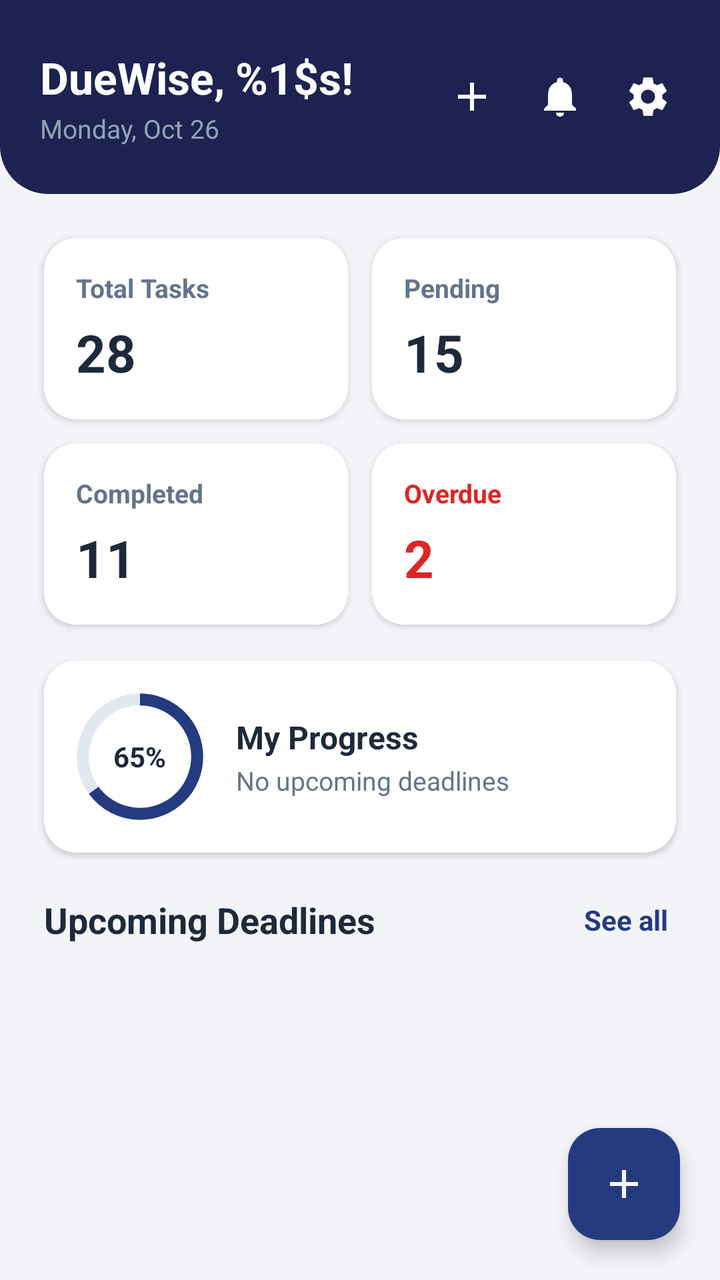
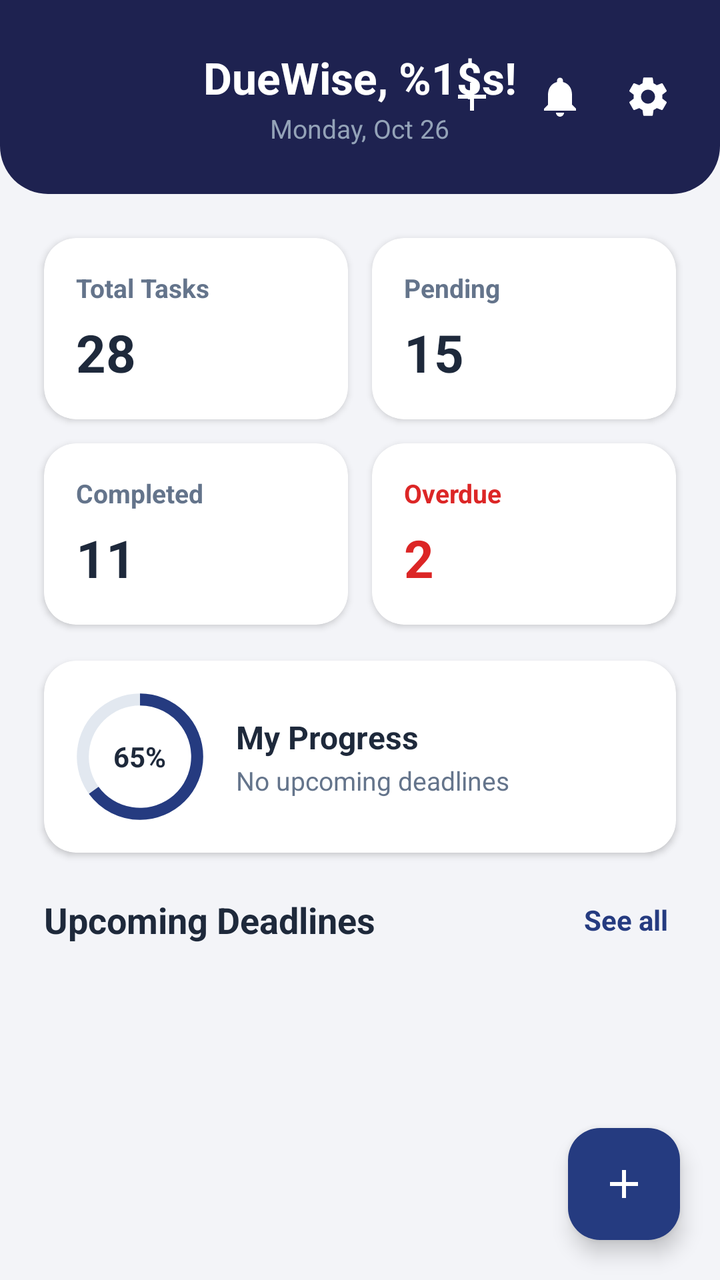

Two renders of the same Android screen: before a commit and after it. Below are the layout's source before the change and the commit's diff.
<!-- AndroidManifest.xml: application theme Theme.Assignment_Task_Management_app -->
<!-- res/layout/fragment_dashboard.xml -->
<?xml version="1.0" encoding="utf-8"?>
<androidx.coordinatorlayout.widget.CoordinatorLayout xmlns:android="http://schemas.android.com/apk/res/android"
    xmlns:app="http://schemas.android.com/apk/res-auto"
    xmlns:tools="http://schemas.android.com/tools"
    android:layout_width="match_parent"
    android:layout_height="match_parent"
    android:background="@color/background">

    <androidx.core.widget.NestedScrollView
        android:layout_width="match_parent"
        android:layout_height="match_parent"
        android:clipToPadding="false"
        android:paddingBottom="80dp">

        <LinearLayout
            android:layout_width="match_parent"
            android:layout_height="wrap_content"
            android:orientation="vertical">

            
            <LinearLayout
                android:layout_width="match_parent"
                android:layout_height="wrap_content"
                android:background="@drawable/bg_navy_header"
                android:orientation="vertical"
                android:paddingStart="20dp"
                android:paddingTop="24dp"
                android:paddingEnd="20dp"
                android:paddingBottom="24dp">

                <RelativeLayout
                    android:layout_width="match_parent"
                    android:layout_height="wrap_content">

                    <LinearLayout
                        android:layout_width="wrap_content"
                        android:layout_height="wrap_content"
                        android:layout_alignParentStart="true"
                        android:layout_centerVertical="true"
                        android:orientation="vertical">

                        <TextView
                            android:id="@+id/tv_greeting"
                            android:layout_width="wrap_content"
                            android:layout_height="wrap_content"
                            android:text="@string/good_morning"
                            android:textColor="@color/white"
                            android:textSize="22sp"
                            android:textStyle="bold" />

                        <TextView
                            android:id="@+id/tv_date"
                            android:layout_width="wrap_content"
                            android:layout_height="wrap_content"
                            android:layout_marginTop="2dp"
                            android:text="Monday, Oct 26"
                            android:textColor="#94A3B8"
                            android:textSize="13sp" />
                    </LinearLayout>

                    <LinearLayout
                        android:layout_width="wrap_content"
                        android:layout_height="wrap_content"
                        android:layout_alignParentEnd="true"
                        android:layout_centerVertical="true"
                        android:gravity="center_vertical"
                        android:orientation="horizontal">

                        <ImageView
                            android:id="@+id/btn_header_add"
                            android:layout_width="32dp"
                            android:layout_height="32dp"
                            android:layout_marginEnd="12dp"
                            android:background="?attr/selectableItemBackgroundBorderless"
                            android:contentDescription="Add Task"
                            android:padding="4dp"
                            android:src="@drawable/ic_add"
                            app:tint="@color/white" />

                        <ImageView
                            android:id="@+id/btn_header_notifications"
                            android:layout_width="32dp"
                            android:layout_height="32dp"
                            android:layout_marginEnd="12dp"
                            android:background="?attr/selectableItemBackgroundBorderless"
                            android:contentDescription="Notifications"
                            android:padding="4dp"
                            android:src="@drawable/ic_bell"
                            app:tint="@color/white" />

                        <ImageView
                            android:id="@+id/btn_header_settings"
                            android:layout_width="32dp"
                            android:layout_height="32dp"
                            android:background="?attr/selectableItemBackgroundBorderless"
                            android:contentDescription="Settings"
                            android:padding="4dp"
                            android:src="@drawable/ic_settings"
                            app:tint="@color/white" />
                    </LinearLayout>
                </RelativeLayout>
            </LinearLayout>

            
            <GridLayout
                android:layout_width="match_parent"
                android:layout_height="wrap_content"
                android:layout_marginStart="16dp"
                android:layout_marginTop="16dp"
                android:layout_marginEnd="16dp"
                android:columnCount="2"
                android:rowCount="2">

                
                <androidx.cardview.widget.CardView
                    android:layout_width="0dp"
                    android:layout_height="wrap_content"
                    android:layout_rowWeight="1"
                    android:layout_columnWeight="1"
                    android:layout_margin="6dp"
                    app:cardBackgroundColor="@color/card_bg"
                    app:cardCornerRadius="16dp"
                    app:cardElevation="2dp">

                    <LinearLayout
                        android:layout_width="match_parent"
                        android:layout_height="wrap_content"
                        android:orientation="vertical"
                        android:padding="16dp">

                        <TextView
                            android:layout_width="wrap_content"
                            android:layout_height="wrap_content"
                            android:text="@string/total_tasks"
                            android:textColor="@color/text_secondary"
                            android:textSize="13sp"
                            android:textStyle="bold" />

                        <TextView
                            android:id="@+id/tv_dash_total"
                            android:layout_width="wrap_content"
                            android:layout_height="wrap_content"
                            android:layout_marginTop="6dp"
                            android:text="28"
                            android:textColor="@color/text_primary"
                            android:textSize="26sp"
                            android:textStyle="bold" />
                    </LinearLayout>
                </androidx.cardview.widget.CardView>

                
                <androidx.cardview.widget.CardView
                    android:layout_width="0dp"
                    android:layout_height="wrap_content"
                    android:layout_rowWeight="1"
                    android:layout_columnWeight="1"
                    android:layout_margin="6dp"
                    app:cardBackgroundColor="@color/card_bg"
                    app:cardCornerRadius="16dp"
                    app:cardElevation="2dp">

                    <LinearLayout
                        android:layout_width="match_parent"
                        android:layout_height="wrap_content"
                        android:orientation="vertical"
                        android:padding="16dp">

                        <TextView
                            android:layout_width="wrap_content"
                            android:layout_height="wrap_content"
                            android:text="@string/pending"
                            android:textColor="@color/text_secondary"
                            android:textSize="13sp"
                            android:textStyle="bold" />

                        <TextView
                            android:id="@+id/tv_dash_pending"
                            android:layout_width="wrap_content"
                            android:layout_height="wrap_content"
                            android:layout_marginTop="6dp"
                            android:text="15"
                            android:textColor="@color/text_primary"
                            android:textSize="26sp"
                            android:textStyle="bold" />
                    </LinearLayout>
                </androidx.cardview.widget.CardView>

                
                <androidx.cardview.widget.CardView
                    android:layout_width="0dp"
                    android:layout_height="wrap_content"
                    android:layout_rowWeight="1"
                    android:layout_columnWeight="1"
                    android:layout_margin="6dp"
                    app:cardBackgroundColor="@color/card_bg"
                    app:cardCornerRadius="16dp"
                    app:cardElevation="2dp">

                    <LinearLayout
                        android:layout_width="match_parent"
                        android:layout_height="wrap_content"
                        android:orientation="vertical"
                        android:padding="16dp">

                        <TextView
                            android:layout_width="wrap_content"
                            android:layout_height="wrap_content"
                            android:text="@string/completed"
                            android:textColor="@color/text_secondary"
                            android:textSize="13sp"
                            android:textStyle="bold" />

                        <TextView
                            android:id="@+id/tv_dash_completed"
                            android:layout_width="wrap_content"
                            android:layout_height="wrap_content"
                            android:layout_marginTop="6dp"
                            android:text="11"
                            android:textColor="@color/text_primary"
                            android:textSize="26sp"
                            android:textStyle="bold" />
                    </LinearLayout>
                </androidx.cardview.widget.CardView>

                
                <androidx.cardview.widget.CardView
                    android:layout_width="0dp"
                    android:layout_height="wrap_content"
                    android:layout_rowWeight="1"
                    android:layout_columnWeight="1"
                    android:layout_margin="6dp"
                    app:cardBackgroundColor="@color/card_bg"
                    app:cardCornerRadius="16dp"
                    app:cardElevation="2dp">

                    <LinearLayout
                        android:layout_width="match_parent"
                        android:layout_height="wrap_content"
                        android:orientation="vertical"
                        android:padding="16dp">

                        <TextView
                            android:layout_width="wrap_content"
                            android:layout_height="wrap_content"
                            android:text="@string/overdue"
                            android:textColor="@color/error_red"
                            android:textSize="13sp"
                            android:textStyle="bold" />

                        <TextView
                            android:id="@+id/tv_dash_overdue"
                            android:layout_width="wrap_content"
                            android:layout_height="wrap_content"
                            android:layout_marginTop="6dp"
                            android:text="2"
                            android:textColor="@color/error_red"
                            android:textSize="26sp"
                            android:textStyle="bold" />
                    </LinearLayout>
                </androidx.cardview.widget.CardView>
            </GridLayout>

            
            <androidx.cardview.widget.CardView
                android:layout_width="match_parent"
                android:layout_height="wrap_content"
                android:layout_marginStart="22dp"
                android:layout_marginTop="12dp"
                android:layout_marginEnd="22dp"
                app:cardBackgroundColor="@color/card_bg"
                app:cardCornerRadius="16dp"
                app:cardElevation="2dp">

                <RelativeLayout
                    android:layout_width="match_parent"
                    android:layout_height="wrap_content"
                    android:padding="16dp">

                    <FrameLayout
                        android:id="@+id/progress_circle_container"
                        android:layout_width="64dp"
                        android:layout_height="64dp"
                        android:layout_alignParentStart="true"
                        android:layout_centerVertical="true">

                        <ProgressBar
                            android:id="@+id/progress_circular"
                            style="?android:attr/progressBarStyleHorizontal"
                            android:layout_width="match_parent"
                            android:layout_height="match_parent"
                            android:indeterminate="false"
                            android:max="100"
                            android:progress="65"
                            android:progressDrawable="@drawable/bg_circular_progress" />

                        <TextView
                            android:id="@+id/tv_dash_percentage"
                            android:layout_width="wrap_content"
                            android:layout_height="wrap_content"
                            android:layout_gravity="center"
                            android:text="65%"
                            android:textColor="@color/text_primary"
                            android:textSize="14sp"
                            android:textStyle="bold" />
                    </FrameLayout>

                    <LinearLayout
                        android:layout_width="wrap_content"
                        android:layout_height="wrap_content"
                        android:layout_centerVertical="true"
                        android:layout_marginStart="16dp"
                        android:layout_toEndOf="@id/progress_circle_container"
                        android:orientation="vertical">

                        <TextView
                            android:layout_width="wrap_content"
                            android:layout_height="wrap_content"
                            android:text="@string/my_progress"
                            android:textColor="@color/text_primary"
                            android:textSize="16sp"
                            android:textStyle="bold" />

                        <TextView
                            android:id="@+id/tv_dash_progress_sub"
                            android:layout_width="wrap_content"
                            android:layout_height="wrap_content"
                            android:layout_marginTop="2dp"
                            android:text="@string/no_upcoming_deadlines"
                            android:textColor="@color/text_secondary"
                            android:textSize="13sp" />
                    </LinearLayout>
                </RelativeLayout>
            </androidx.cardview.widget.CardView>

            
            <RelativeLayout
                android:layout_width="match_parent"
                android:layout_height="wrap_content"
                android:layout_marginStart="22dp"
                android:layout_marginTop="20dp"
                android:layout_marginEnd="22dp">

                <TextView
                    android:layout_width="wrap_content"
                    android:layout_height="wrap_content"
                    android:layout_alignParentStart="true"
                    android:layout_centerVertical="true"
                    android:text="@string/upcoming_deadlines"
                    android:textColor="@color/text_primary"
                    android:textSize="18sp"
                    android:textStyle="bold" />

                <TextView
                    android:id="@+id/tv_see_all"
                    android:layout_width="wrap_content"
                    android:layout_height="wrap_content"
                    android:layout_alignParentEnd="true"
                    android:layout_centerVertical="true"
                    android:background="?attr/selectableItemBackground"
                    android:padding="4dp"
                    android:text="@string/see_all"
                    android:textColor="@color/navy_primary"
                    android:textSize="14sp"
                    android:textStyle="bold" />
            </RelativeLayout>

            
            <androidx.recyclerview.widget.RecyclerView
                android:id="@+id/rv_upcoming_tasks"
                android:layout_width="match_parent"
                android:layout_height="wrap_content"
                android:layout_marginStart="16dp"
                android:layout_marginTop="8dp"
                android:layout_marginEnd="16dp"
                android:nestedScrollingEnabled="false"
                tools:listitem="@layout/item_task" />

            <TextView
                android:id="@+id/tv_no_upcoming_tasks"
                android:layout_width="match_parent"
                android:layout_height="wrap_content"
                android:layout_marginTop="24dp"
                android:gravity="center"
                android:text="No upcoming assignments"
                android:textColor="@color/text_muted"
                android:textSize="14sp"
                android:visibility="gone" />

        </LinearLayout>
    </androidx.core.widget.NestedScrollView>

    <com.google.android.material.floatingactionbutton.FloatingActionButton
        android:id="@+id/fab_dash_add_task"
        android:layout_width="wrap_content"
        android:layout_height="wrap_content"
        android:layout_gravity="bottom|end"
        android:layout_margin="20dp"
        android:contentDescription="Add New Task"
        android:src="@drawable/ic_add"
        app:backgroundTint="@color/navy_primary"
        app:tint="@color/white" />

</androidx.coordinatorlayout.widget.CoordinatorLayout>
<!-- res/layout/item_task.xml (included above) -->
<?xml version="1.0" encoding="utf-8"?>
<androidx.cardview.widget.CardView xmlns:android="http://schemas.android.com/apk/res/android"
    xmlns:app="http://schemas.android.com/apk/res-auto"
    android:layout_width="match_parent"
    android:layout_height="wrap_content"
    android:layout_marginTop="6dp"
    android:layout_marginBottom="6dp"
    android:foreground="?attr/selectableItemBackground"
    app:cardBackgroundColor="@color/card_bg"
    app:cardCornerRadius="16dp"
    app:cardElevation="2dp">

    <RelativeLayout
        android:layout_width="match_parent"
        android:layout_height="wrap_content"
        android:padding="16dp">

        <LinearLayout
            android:id="@+id/ll_task_header"
            android:layout_width="wrap_content"
            android:layout_height="wrap_content"
            android:layout_alignParentStart="true"
            android:layout_toStartOf="@id/iv_arrow"
            android:orientation="vertical">

            <TextView
                android:id="@+id/tv_item_title"
                android:layout_width="wrap_content"
                android:layout_height="wrap_content"
                android:text="History Essay"
                android:textColor="@color/text_primary"
                android:textSize="16sp"
                android:textStyle="bold" />

            <TextView
                android:id="@+id/tv_item_description"
                android:layout_width="wrap_content"
                android:layout_height="wrap_content"
                android:layout_marginTop="2dp"
                android:ellipsize="end"
                android:maxLines="2"
                android:textColor="@color/text_secondary"
                android:textSize="12sp"
                android:visibility="gone" />

            
            <LinearLayout
                android:layout_width="wrap_content"
                android:layout_height="wrap_content"
                android:layout_marginTop="6dp"
                android:gravity="center_vertical"
                android:orientation="horizontal">

                <TextView
                    android:id="@+id/tv_item_due_date"
                    android:layout_width="wrap_content"
                    android:layout_height="wrap_content"
                    android:text="Due Oct 27"
                    android:textColor="@color/text_secondary"
                    android:textSize="12sp" />

                <TextView
                    android:layout_width="wrap_content"
                    android:layout_height="wrap_content"
                    android:layout_marginStart="4dp"
                    android:layout_marginEnd="4dp"
                    android:text="•"
                    android:textColor="@color/text_muted"
                    android:textSize="12sp" />

                <TextView
                    android:id="@+id/tv_item_priority"
                    android:layout_width="wrap_content"
                    android:layout_height="wrap_content"
                    android:background="@drawable/bg_priority_high"
                    android:paddingStart="8dp"
                    android:paddingTop="2dp"
                    android:paddingEnd="8dp"
                    android:paddingBottom="2dp"
                    android:text="High"
                    android:textColor="@color/priority_high_text"
                    android:textSize="11sp"
                    android:textStyle="bold" />

                <TextView
                    android:id="@+id/tv_item_status"
                    android:layout_width="wrap_content"
                    android:layout_height="wrap_content"
                    android:layout_marginStart="6dp"
                    android:background="@drawable/bg_status_pending"
                    android:paddingStart="8dp"
                    android:paddingTop="2dp"
                    android:paddingEnd="8dp"
                    android:paddingBottom="2dp"
                    android:text="Pending"
                    android:textColor="@color/status_pending_text"
                    android:textSize="11sp"
                    android:textStyle="bold" />

            </LinearLayout>

        </LinearLayout>

        <ImageView
            android:id="@+id/iv_arrow"
            android:layout_width="24dp"
            android:layout_height="24dp"
            android:layout_alignParentEnd="true"
            android:layout_centerVertical="true"
            android:contentDescription="Open Task Details"
            android:src="@drawable/ic_chevron_right"
            app:tint="@color/text_muted" />

    </RelativeLayout>
</androidx.cardview.widget.CardView>
<!-- resources referenced by this layout -->
<resources>
  <color name="background">#F3F4F8</color>
  <color name="card_bg">#FFFFFF</color>
  <color name="error_red">#DC2626</color>
  <color name="navy_primary">#253B80</color>
  <color name="priority_high_text">#DC2626</color>
  <color name="status_pending_text">#D97706</color>
  <color name="text_muted">#94A3B8</color>
  <color name="text_primary">#1E293B</color>
  <color name="text_secondary">#64748B</color>
  <color name="white">#FFFFFFFF</color>
  <!-- drawable bg_navy_header (drawable) -->
  <?xml version="1.0" encoding="utf-8"?>
  <shape xmlns:android="http://schemas.android.com/apk/res/android"
      android:shape="rectangle">
      <solid android:color="@color/navy_header" />
      <corners
          android:bottomLeftRadius="24dp"
          android:bottomRightRadius="24dp" />
  </shape>
  <!-- drawable bg_priority_high (drawable) -->
  <?xml version="1.0" encoding="utf-8"?>
  <shape xmlns:android="http://schemas.android.com/apk/res/android"
      android:shape="rectangle">
      <solid android:color="@color/priority_high_bg" />
      <corners android:radius="8dp" />
  </shape>
  <!-- drawable bg_status_pending (drawable) -->
  <?xml version="1.0" encoding="utf-8"?>
  <shape xmlns:android="http://schemas.android.com/apk/res/android"
      android:shape="rectangle">
      <solid android:color="@color/status_pending_bg" />
      <corners android:radius="8dp" />
  </shape>
  <!-- drawable ic_add (drawable) -->
  <vector xmlns:android="http://schemas.android.com/apk/res/android"
      android:width="24dp"
      android:height="24dp"
      android:viewportWidth="24"
      android:viewportHeight="24">
    <path
        android:fillColor="#FF000000"
        android:pathData="M19,13h-6v6h-2v-6H5v-2h6V5h2v6h6v2z"/>
  </vector>
  <!-- drawable ic_bell (drawable) -->
  <vector xmlns:android="http://schemas.android.com/apk/res/android"
      android:width="24dp"
      android:height="24dp"
      android:viewportWidth="24"
      android:viewportHeight="24">
    <path
        android:fillColor="#FF000000"
        android:pathData="M12,22c1.1,0 2,-0.9 2,-2h-4c0,1.1 0.89,2 2,2zM18,16v-5c0,-3.07 -1.63,-5.64 -4.5,-6.32V4c0,-0.83 -0.67,-1.5 -1.5,-1.5s-1.5,0.67 -1.5,1.5v0.68C7.64,5.36 6,7.92 6,11v5l-2,2v1h16v-1l-2,-2z"/>
  </vector>
  <!-- drawable ic_chevron_right (drawable) -->
  <vector xmlns:android="http://schemas.android.com/apk/res/android"
      android:width="24dp"
      android:height="24dp"
      android:viewportWidth="24"
      android:viewportHeight="24">
    <path
        android:fillColor="#FF000000"
        android:pathData="M10,6L8.59,7.41 13.17,12l-4.58,4.59L10,18l6,-6z"/>
  </vector>
  <string name="completed">Completed</string>
  <string name="good_morning">DueWise, %1$s!</string>
  <string name="my_progress">My Progress</string>
  <string name="no_upcoming_deadlines">No upcoming deadlines</string>
  <string name="overdue">Overdue</string>
  <string name="pending">Pending</string>
  <string name="see_all">See all</string>
  <string name="total_tasks">Total Tasks</string>
  <string name="upcoming_deadlines">Upcoming Deadlines</string>
  <style name="Theme.Assignment_Task_Management_app" parent="Base.Theme.Assignment_Task_Management_app" />
  <color name="navy_header">#1E2250</color>
  <color name="priority_high_bg">#FEE2E2</color>
  <color name="status_pending_bg">#FEF3C7</color>
  <style name="Base.Theme.Assignment_Task_Management_app" parent="Theme.Material3.DayNight.NoActionBar">
          <item name="colorPrimary">@color/navy_primary</item>
          <item name="colorPrimaryDark">@color/navy_header</item>
          <item name="colorAccent">@color/accent</item>
          <item name="android:statusBarColor">@color/navy_header</item>
          <item name="android:windowBackground">@color/background</item>
      </style>
  <color name="accent">#2563EB</color>
  <!-- unchanged entries left out for length: 2 -->
</resources>

<!-- the commit's change to res/layout/fragment_dashboard.xml (unified diff, before → after) -->
@@ -32,17 +32,19 @@
                     android:layout_width="match_parent"
                     android:layout_height="wrap_content">
 
+                    
                     <LinearLayout
                         android:layout_width="wrap_content"
                         android:layout_height="wrap_content"
-                        android:layout_alignParentStart="true"
-                        android:layout_centerVertical="true"
+                        android:layout_centerInParent="true"
+                        android:gravity="center"
                         android:orientation="vertical">
 
                         <TextView
                             android:id="@+id/tv_greeting"
                             android:layout_width="wrap_content"
                             android:layout_height="wrap_content"
+                            android:gravity="center"
                             android:text="@string/good_morning"
                             android:textColor="@color/white"
                             android:textSize="22sp"
@@ -53,6 +55,7 @@
                             android:layout_width="wrap_content"
                             android:layout_height="wrap_content"
                             android:layout_marginTop="2dp"
+                            android:gravity="center"
                             android:text="Monday, Oct 26"
                             android:textColor="#94A3B8"
                             android:textSize="13sp" />
